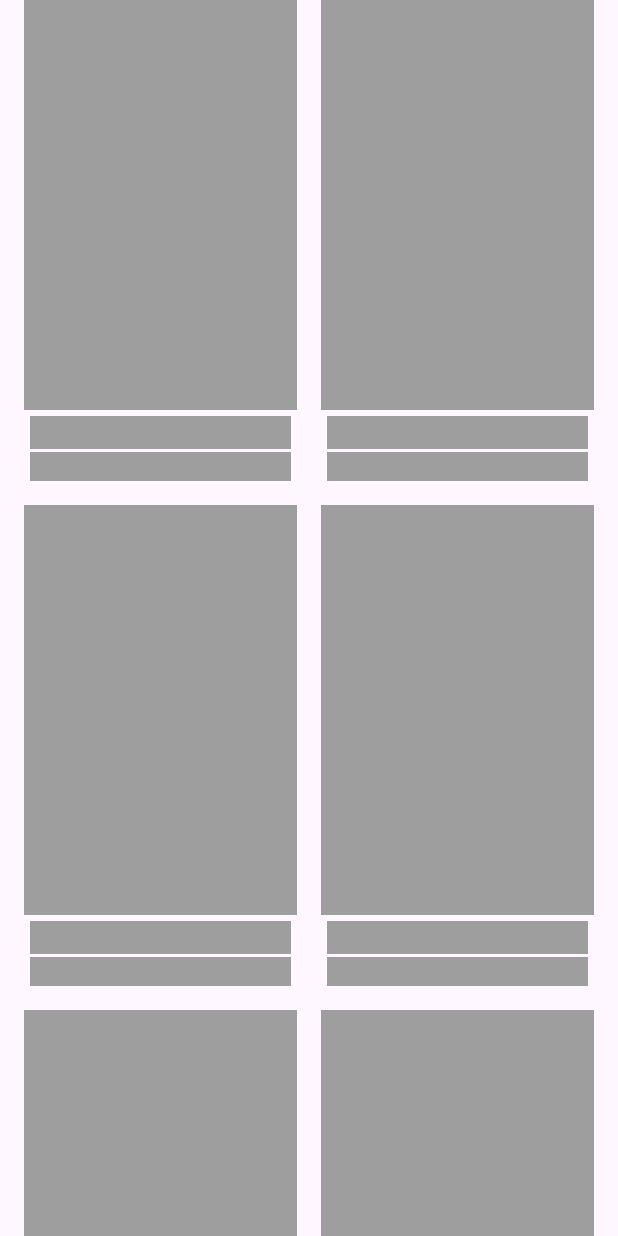
After one commit to andriawan24/movie-db-android, an Android app: the layout layout_movie_shimmer.xml on its own in the app's theme, with its tools: preview values and no code run, on a phone screen of 412 x 824 dp. The commit adds this screen. Run offline under Robolectric (Android 15) with nearby library versions, the phone set to English and light mode, and no system bars; network calls fail.

Commit message:
feature: Implement loading on main page

```diff
--- a/app/build.gradle.kts
+++ b/app/build.gradle.kts
@@ -105,6 +105,9 @@ dependencies {
     // Paging
     implementation(libs.androidx.paging.runtime.ktx)
 
+    // Shimmer
+    implementation(libs.shimmer)
+
     // Additional testing dependencies
     testImplementation(libs.junit)
     testImplementation(libs.mockito.core)
--- a/app/src/main/java/com/andriawan/moviedb/adapter/MovieListAdapter.kt
+++ b/app/src/main/java/com/andriawan/moviedb/adapter/MovieListAdapter.kt
@@ -40,15 +40,15 @@ class MovieListAdapter : PagingDataAdapter<Movie, MovieListAdapter.ViewHolder>(C
     }
 
     inner class ViewHolder(
-        private val binding: ItemMovieBinding
+        val binding: ItemMovieBinding
     ) : RecyclerView.ViewHolder(binding.root) {
 
         fun bind(movie: Movie) {
             binding.apply {
                 tvTitle.text = movie.title
-                tvYear.text = movie.releaseDate?.extractYear() ?: "-"
+                tvYear.text = movie.releaseDate.extractYear()
 
-                movie.posterPath?.let { path ->
+                movie.posterPath.let { path ->
                     ivPoster.loadImageRounded(IMAGE_BASE_URL + path)
                 }
 
--- a/app/src/main/java/com/andriawan/moviedb/ui/main/MainActivity.kt
+++ b/app/src/main/java/com/andriawan/moviedb/ui/main/MainActivity.kt
@@ -1,5 +1,6 @@
 package com.andriawan.moviedb.ui.main
 
+import android.view.View
 import android.view.inputmethod.EditorInfo
 import androidx.activity.viewModels
 import androidx.core.view.isVisible
@@ -108,21 +109,17 @@ class MainActivity : BaseActivity<ActivityMainBinding>() {
                 binding.layoutEmptyMovieList.isVisible = true
 
                 when (it) {
-                    is IOException -> {
-                        ErrorBottomSheet(getString(R.string.error_no_internet)).show(
+                    is IOException -> ErrorBottomSheet(getString(R.string.error_no_internet)).show(
                         supportFragmentManager,
                         ErrorBottomSheet.TAG
                     )
-                    }
 
                     // TODO: Handling other errors
 
-                    else -> {
-                        ErrorBottomSheet(getString(R.string.error_unknown)).show(
+                    else -> ErrorBottomSheet(getString(R.string.error_unknown)).show(
                         supportFragmentManager,
                         ErrorBottomSheet.TAG
                     )
-                    }
                 }
             }
         }
@@ -137,7 +134,10 @@ class MainActivity : BaseActivity<ActivityMainBinding>() {
     private fun handleFirstLoadingState(refresh: LoadState) {
         if (refresh is LoadState.Loading) {
             binding.apply {
-                pbLoadingMovieList.isVisible = true
+                layoutMovieShimmer.root.apply {
+                    startShimmer()
+                    visibility = View.VISIBLE
+                }
                 rvMovies.isVisible = false
             }
         }
@@ -146,7 +146,10 @@ class MainActivity : BaseActivity<ActivityMainBinding>() {
     private fun resetState() {
         binding.apply {
             layoutEmptyMovieList.isVisible = false
-            pbLoadingMovieList.isVisible = false
+            layoutMovieShimmer.root.apply {
+                stopShimmer()
+                visibility = View.GONE
+            }
             rvMovies.isVisible = true
         }
     }
--- a/app/src/main/java/com/andriawan/moviedb/utils/extensions/ImageViewExt.kt
+++ b/app/src/main/java/com/andriawan/moviedb/utils/extensions/ImageViewExt.kt
@@ -3,22 +3,27 @@ package com.andriawan.moviedb.utils.extensions
 import android.widget.ImageView
 import com.andriawan.moviedb.R
 import com.bumptech.glide.Glide
+import com.bumptech.glide.load.engine.DiskCacheStrategy
 import com.bumptech.glide.load.resource.bitmap.RoundedCorners
 import com.bumptech.glide.request.RequestOptions
 
 fun ImageView.loadImageRounded(url: String) {
     Glide.with(this.context)
         .load(url)
+        .centerCrop()
         .apply(RequestOptions.bitmapTransform(RoundedCorners(16.px)))
         .placeholder(R.drawable.img_placeholder)
         .error(R.drawable.img_placeholder)
+        .diskCacheStrategy(DiskCacheStrategy.ALL)
         .into(this)
 }
 
 fun ImageView.loadImage(url: String) {
     Glide.with(this.context)
         .load(url)
+        .centerCrop()
         .placeholder(R.drawable.img_placeholder)
         .error(R.drawable.img_placeholder)
+        .diskCacheStrategy(DiskCacheStrategy.ALL)
         .into(this)
 }
--- a/app/src/main/res/layout/activity_main.xml
+++ b/app/src/main/res/layout/activity_main.xml
@@ -49,16 +49,15 @@
         tools:spanCount="2"
         tools:visibility="visible" />
 
-    <ProgressBar
-        android:id="@+id/pbLoadingMovieList"
-        android:layout_width="wrap_content"
+    <include
+        android:id="@+id/layoutMovieShimmer"
+        layout="@layout/layout_movie_shimmer"
+        android:layout_width="match_parent"
         android:layout_height="wrap_content"
-        android:indeterminate="true"
+        android:layout_marginTop="@dimen/_16dp"
         android:visibility="gone"
-        app:layout_constraintBottom_toBottomOf="parent"
-        app:layout_constraintEnd_toEndOf="parent"
-        app:layout_constraintStart_toStartOf="parent"
-        app:layout_constraintTop_toBottomOf="@id/tilSearch" />
+        app:layout_constraintTop_toBottomOf="@id/tilSearch"
+        tools:visibility="visible" />
 
     <androidx.appcompat.widget.LinearLayoutCompat
         android:id="@+id/layoutEmptyMovieList"
--- /dev/null
+++ b/app/src/main/res/layout/item_movie_shimmer.xml
@@ -0,0 +1,50 @@
+<?xml version="1.0" encoding="utf-8"?>
+<androidx.constraintlayout.widget.ConstraintLayout xmlns:android="http://schemas.android.com/apk/res/android"
+    xmlns:app="http://schemas.android.com/apk/res-auto"
+    xmlns:tools="http://schemas.android.com/tools"
+    android:layout_width="match_parent"
+    android:layout_height="wrap_content">
+
+    <androidx.appcompat.widget.AppCompatImageView
+        android:id="@+id/ivPoster"
+        android:layout_width="0dp"
+        android:layout_height="0dp"
+        android:background="@color/shimmer"
+        android:scaleType="centerCrop"
+        app:layout_constraintDimensionRatio="2:3"
+        app:layout_constraintEnd_toEndOf="parent"
+        app:layout_constraintStart_toStartOf="parent"
+        app:layout_constraintTop_toTopOf="parent"
+        tools:src="@tools:sample/backgrounds/scenic" />
+
+    <androidx.appcompat.widget.AppCompatTextView
+        android:id="@+id/tvTitle"
+        android:layout_width="0dp"
+        android:layout_height="wrap_content"
+        android:layout_marginHorizontal="@dimen/_4dp"
+        android:layout_marginTop="@dimen/_4dp"
+        android:background="@color/shimmer"
+        android:ellipsize="end"
+        android:fontFamily="@font/rethink_sans_semibold"
+        android:maxLines="2"
+        android:textSize="16sp"
+        app:layout_constraintEnd_toEndOf="parent"
+        app:layout_constraintStart_toStartOf="parent"
+        app:layout_constraintTop_toBottomOf="@id/ivPoster"
+        tools:text="Thor: Love and Thunder" />
+
+    <androidx.appcompat.widget.AppCompatTextView
+        android:id="@+id/tvYear"
+        android:layout_width="0dp"
+        android:layout_height="wrap_content"
+        android:layout_marginHorizontal="@dimen/_4dp"
+        android:layout_marginTop="@dimen/_2dp"
+        android:background="@color/shimmer"
+        android:fontFamily="@font/rethink_sans_medium"
+        android:textColor="@color/material_dynamic_secondary50"
+        app:layout_constraintEnd_toEndOf="parent"
+        app:layout_constraintStart_toStartOf="parent"
+        app:layout_constraintTop_toBottomOf="@id/tvTitle"
+        tools:text="2023" />
+
+</androidx.constraintlayout.widget.ConstraintLayout>
--- /dev/null
+++ b/app/src/main/res/layout/layout_movie_shimmer.xml
@@ -0,0 +1,122 @@
+<?xml version="1.0" encoding="utf-8"?>
+<com.facebook.shimmer.ShimmerFrameLayout xmlns:android="http://schemas.android.com/apk/res/android"
+    android:layout_width="match_parent"
+    android:layout_height="wrap_content">
+
+    <androidx.appcompat.widget.LinearLayoutCompat
+        android:layout_width="match_parent"
+        android:layout_height="wrap_content"
+        android:orientation="vertical">
+
+        <androidx.appcompat.widget.LinearLayoutCompat
+            android:layout_width="match_parent"
+            android:layout_height="wrap_content"
+            android:layout_marginHorizontal="@dimen/_16dp"
+            android:orientation="horizontal">
+
+            <include
+                layout="@layout/item_movie_shimmer"
+                android:layout_width="0dp"
+                android:layout_height="wrap_content"
+                android:layout_weight="1" />
+
+            <include
+                layout="@layout/item_movie_shimmer"
+                android:layout_width="0dp"
+                android:layout_height="wrap_content"
+                android:layout_marginStart="@dimen/_16dp"
+                android:layout_weight="1" />
+
+        </androidx.appcompat.widget.LinearLayoutCompat>
+
+        <androidx.appcompat.widget.LinearLayoutCompat
+            android:layout_width="match_parent"
+            android:layout_height="wrap_content"
+            android:layout_marginHorizontal="@dimen/_16dp"
+            android:layout_marginTop="@dimen/_16dp"
+            android:orientation="horizontal">
+
+            <include
+                layout="@layout/item_movie_shimmer"
+                android:layout_width="0dp"
+                android:layout_height="wrap_content"
+                android:layout_weight="1" />
+
+            <include
+                layout="@layout/item_movie_shimmer"
+                android:layout_width="0dp"
+                android:layout_height="wrap_content"
+                android:layout_marginStart="@dimen/_16dp"
+                android:layout_weight="1" />
+
+        </androidx.appcompat.widget.LinearLayoutCompat>
+
+        <androidx.appcompat.widget.LinearLayoutCompat
+            android:layout_width="match_parent"
+            android:layout_height="wrap_content"
+            android:layout_marginHorizontal="@dimen/_16dp"
+            android:layout_marginTop="@dimen/_16dp"
+            android:orientation="horizontal">
+
+            <include
+                layout="@layout/item_movie_shimmer"
+                android:layout_width="0dp"
+                android:layout_height="wrap_content"
+                android:layout_weight="1" />
+
+            <include
+                layout="@layout/item_movie_shimmer"
+                android:layout_width="0dp"
+                android:layout_height="wrap_content"
+                android:layout_marginStart="@dimen/_16dp"
+                android:layout_weight="1" />
+
+        </androidx.appcompat.widget.LinearLayoutCompat>
+
+        <androidx.appcompat.widget.LinearLayoutCompat
+            android:layout_width="match_parent"
+            android:layout_height="wrap_content"
+            android:layout_marginHorizontal="@dimen/_16dp"
+            android:layout_marginTop="@dimen/_16dp"
+            android:orientation="horizontal">
+
+            <include
+                layout="@layout/item_movie_shimmer"
+                android:layout_width="0dp"
+                android:layout_height="wrap_content"
+                android:layout_weight="1" />
+
+            <include
+                layout="@layout/item_movie_shimmer"
+                android:layout_width="0dp"
+                android:layout_height="wrap_content"
+                android:layout_marginStart="@dimen/_16dp"
+                android:layout_weight="1" />
+
+        </androidx.appcompat.widget.LinearLayoutCompat>
+
+        <androidx.appcompat.widget.LinearLayoutCompat
+            android:layout_width="match_parent"
+            android:layout_height="wrap_content"
+            android:layout_marginHorizontal="@dimen/_16dp"
+            android:layout_marginTop="@dimen/_16dp"
+            android:orientation="horizontal">
+
+            <include
+                layout="@layout/item_movie_shimmer"
+                android:layout_width="0dp"
+                android:layout_height="wrap_content"
+                android:layout_weight="1" />
+
+            <include
+                layout="@layout/item_movie_shimmer"
+                android:layout_width="0dp"
+                android:layout_height="wrap_content"
+                android:layout_marginStart="@dimen/_16dp"
+                android:layout_weight="1" />
+
+        </androidx.appcompat.widget.LinearLayoutCompat>
+
+    </androidx.appcompat.widget.LinearLayoutCompat>
+
+</com.facebook.shimmer.ShimmerFrameLayout>
--- a/app/src/main/res/values/colors.xml
+++ b/app/src/main/res/values/colors.xml
@@ -3,4 +3,5 @@
     <color name="black">#FF000000</color>
     <color name="white">#FFFFFFFF</color>
     <color name="background">#FFFFFFFF</color>
+    <color name="shimmer">#9E9E9E</color>
 </resources>
--- a/gradle/libs.versions.toml
+++ b/gradle/libs.versions.toml
@@ -22,6 +22,7 @@ mockitoKotlin = "6.1.0"
 mockitoCore = "5.20.0"
 pagingRuntimeKtx = "3.3.6"
 retrofit = "3.0.0"
+shimmer = "0.5.0"
 timber = "5.0.1"
 turbine = "1.2.1"
 kover-badge = "0.0.6"
@@ -50,6 +51,7 @@ mockito-kotlin = { module = "org.mockito.kotlin:mockito-kotlin", version.ref = "
 mockwebserver = { module = "com.squareup.okhttp3:mockwebserver", version.ref = "loggingInterceptor" }
 retrofit = { module = "com.squareup.retrofit2:retrofit", version.ref = "retrofit" }
 retrofit-kotlin-serialization = { module = "com.squareup.retrofit2:converter-kotlinx-serialization", version.ref = "retrofit" }
+shimmer = { module = "com.facebook.shimmer:shimmer", version.ref = "shimmer" }
 timber = { module = "com.jakewharton.timber:timber", version.ref = "timber" }
 turbine = { module = "app.cash.turbine:turbine", version.ref = "turbine" }
 
```
Lines whose indentation alone changed are shown as unchanged.
